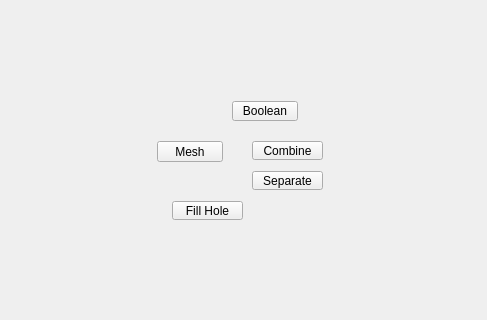
Before: the Qt Designer form tentacle/ui/polygons#mesh#submenu.ui in m3trik/tentacle, drawn with Qt 5; both pictures show x 113 to 600 and y 149 to 469 of the 600 by 600 pixel window.
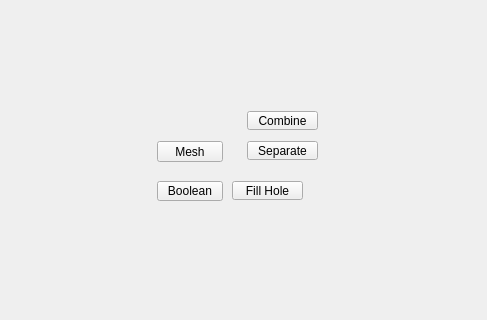
After: the same form once the commit is applied. Custom widgets are drawn as their Qt base class.

Diff of the .ui file:
```diff
--- a/tentacle/ui/polygons#mesh#submenu.ui
+++ b/tentacle/ui/polygons#mesh#submenu.ui
@@ -62,8 +62,8 @@
     </property>
     <property name="geometry">
      <rect>
-      <x>285</x>
-      <y>350</y>
+      <x>345</x>
+      <y>330</y>
       <width>71</width>
       <height>19</height>
      </rect>
@@ -93,8 +93,8 @@
     </property>
     <property name="geometry">
      <rect>
-      <x>365</x>
-      <y>290</y>
+      <x>360</x>
+      <y>260</y>
       <width>71</width>
       <height>19</height>
      </rect>
@@ -124,8 +124,8 @@
     </property>
     <property name="geometry">
      <rect>
-      <x>365</x>
-      <y>320</y>
+      <x>360</x>
+      <y>290</y>
       <width>71</width>
       <height>19</height>
      </rect>
@@ -183,8 +183,8 @@
     </property>
     <property name="geometry">
      <rect>
-      <x>345</x>
-      <y>250</y>
+      <x>270</x>
+      <y>330</y>
       <width>66</width>
       <height>20</height>
      </rect>
```
